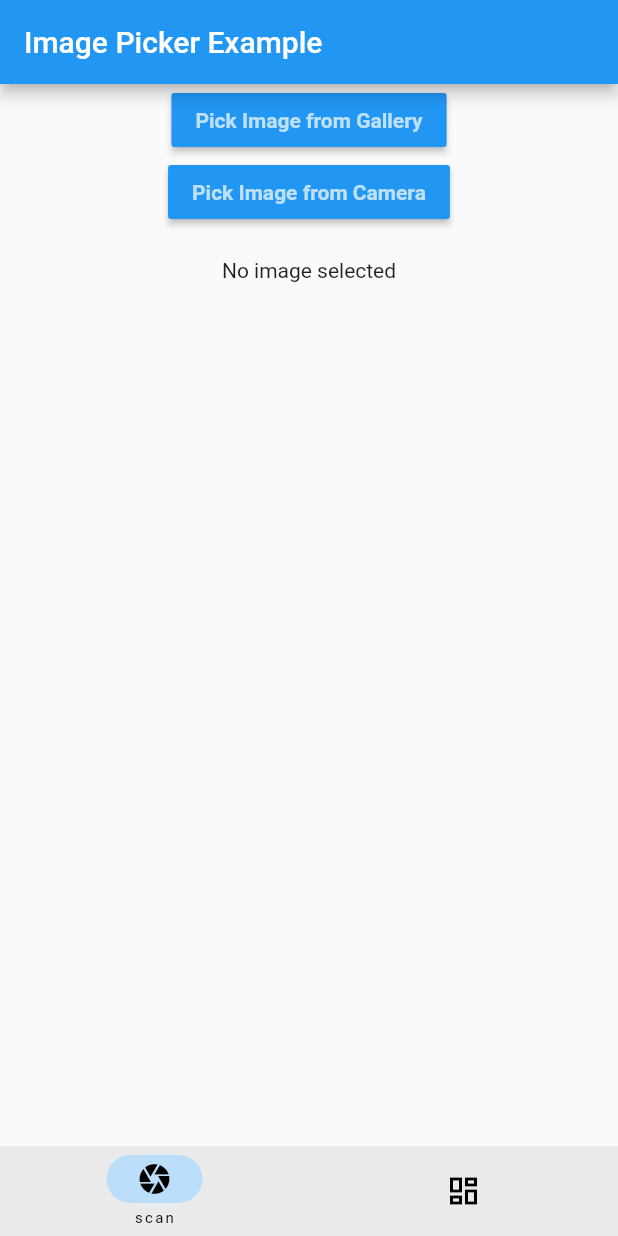
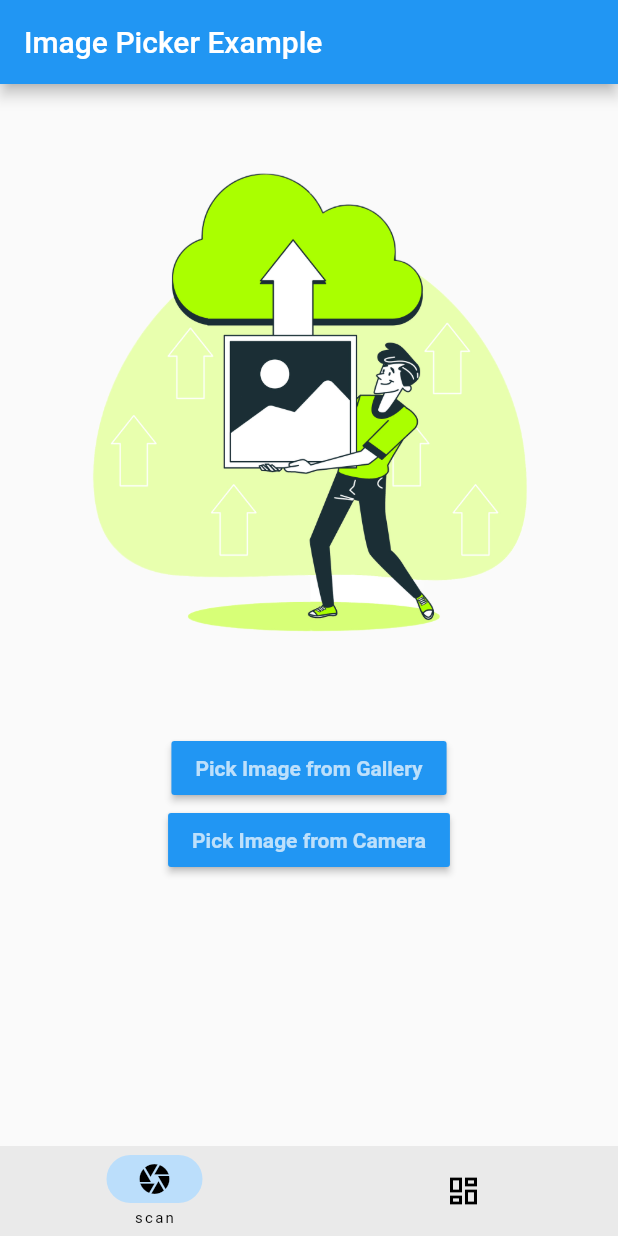
Before and after one commit to cosmic-invaders/crackapp, a Flutter app: the screen it shows after launch, on a phone screen of 412 x 824 dp. Run offline on Flutter 3.47's test engine with Material 2 defaults, Android fonts, the phone set to English and light mode, and no system bars; our stand-ins replace flutter_svg, image_picker.

Commit message:
fixed image flexbox

```diff
--- a/lib/pages/scan.dart
+++ b/lib/pages/scan.dart
@@ -3,9 +3,112 @@
 import 'package:flutter/material.dart';
 import 'dart:io';
 import 'package:flutter/services.dart';
+import 'package:flutter_svg/flutter_svg.dart';
 import 'package:image_picker/image_picker.dart';
 
+// class scan extends StatefulWidget {
+//   const scan({Key? key}) : super(key: key);
+//
+//   @override
+//   State<scan> createState() => _scanState();
+// }
+//
+// class _scanState extends State<scan> {
+//
+//
+//
+//
+//   File? imageFile;
+//
+//
+//   _openGallery(BuildContext context) async{
+//     final ImagePicker picker = ImagePicker();
+//      final pic = await picker.pickImage(source: ImageSource.gallery);
+//      setState(() {
+//        File imageFile =pic as File;
+//      });
+//      Navigator.of(context).pop();
+//
+//   }
+//
+//
+//
+//   _openCamera(BuildContext context) async{
+//     final ImagePicker picker = ImagePicker();
+//     final pic = await picker.pickImage(source: ImageSource.camera);
+//     setState(() {
+//        imageFile =pic as File;
+//     });
+//     Navigator.of(context).pop();
+//
+//   }
+//
+//   Future<void> _showChoiceDialog(BuildContext context){
+//     return showDialog(context: context, builder: (BuildContext){
+//       return AlertDialog(
+//         title: Text('Make a choice'),
+//         content: SingleChildScrollView(
+//           child: ListBody(
+//             children: [
+//               GestureDetector(
+//                 child : Text('Gallary'),
+//                 onTap: (){
+//                   _openGallery(context);
+//                 },
+//               ),
+//               Padding(padding: EdgeInsets.all(8.0)),
+//               GestureDetector(
+//                 child : Text('Camera'),
+//                 onTap: (){
+//                   _openCamera(context);
+//                 },
+//               )
+//             ],
+//           ),
+//         ),
+//       );
+//     });
+//   }
+//
+//
+//
+//   @override
+//   Widget build(BuildContext context) {
+//
+//     var assetsImage = new AssetImage('assets/illustration.jpg'); //<- Creates an object that fetches an image.
+//
+//     var image = new Image(image: assetsImage, fit: BoxFit.cover);
+//
+//     return Scaffold(
+//       appBar: AppBar(
+//         title: Text('Scan the Crack'),
+//       ),
+//       body: Container(
+//         child: Center(
+//         child: Column(
+//           mainAxisAlignment: MainAxisAlignment.center,
+//
+//           children: [
+//             // Text('No image selected'),
+//             // SizedBox(height: 50,),
+//
+//
+//             imageFile!= null ? Image.file(imageFile!,width: 4000): image,
+//             TextButton(onPressed: () {
+//               _showChoiceDialog(context);
+//
+//             } ,
+//                 child: Text('Scan Image'))
+//           ],
+//         ),
+//         ),
+//       ),
+//     );
+//   }
+// }
 
+
+//
 class scan extends StatefulWidget {
   const scan({Key? key,}) : super(key: key);
 
@@ -48,6 +151,11 @@ class _scanState extends State<scan> {
 
   @override
   Widget build(BuildContext context) {
+
+    var assetsImage = new AssetImage('assets/illustration.png');
+    var emptyimage = new Image(image: assetsImage, fit: BoxFit.cover);
+    // SvgPicture.asset("assets/alarm_icon.svg");
+
     return Scaffold(
         appBar: AppBar(
           title: const Text("Image Picker Example"),
@@ -55,6 +163,10 @@ class _scanState extends State<scan> {
         body: Center(
           child: Column(
             children: [
+
+              SizedBox(height: 10,),
+              image != null ? Image.file(image!,height: 500,width: 700,): emptyimage,
+              SizedBox(height: 10,),
               MaterialButton(
                   color: Colors.blue,
                   child: const Text(
@@ -79,8 +191,6 @@ class _scanState extends State<scan> {
                     pickImageC();
                   }
               ),
-              SizedBox(height: 20,),
-              image != null ? Image.file(image!): Text("No image selected")
             ],
           ),
         )
--- a/pubspec.yaml
+++ b/pubspec.yaml
@@ -34,6 +34,7 @@ dependencies:
 
   # The following adds the Cupertino Icons font to your application.
   # Use with the CupertinoIcons class for iOS style icons.
+  flutter_svg: ^1.1.6
   cupertino_icons: ^1.0.2
   path_provider: ^2.0.14
   image_picker: ^0.8.7+4
@@ -63,7 +64,7 @@ flutter:
 
   # To add assets to your application, add an assets section, like this:
   assets:
-    - assets/
+    - assets/illustration.png
 
   # An image asset can refer to one or more resolution-specific "variants", see
   # https://flutter.dev/assets-and-images/#resolution-aware
```
Also changed, not shown: assets/illustration.jpg (deleted), assets/illustration.png (added), pubspec.lock.
